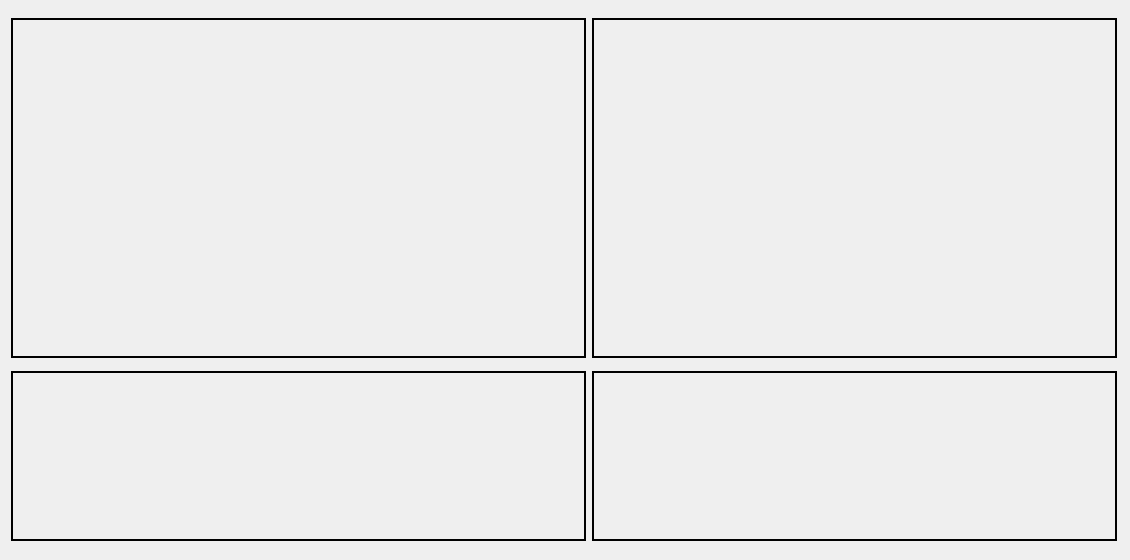
Old version of the form src/ECM_gui/misc_dialogs/widget_profile_parameters.ui in the repository dmherrington/ECM-Control-System.
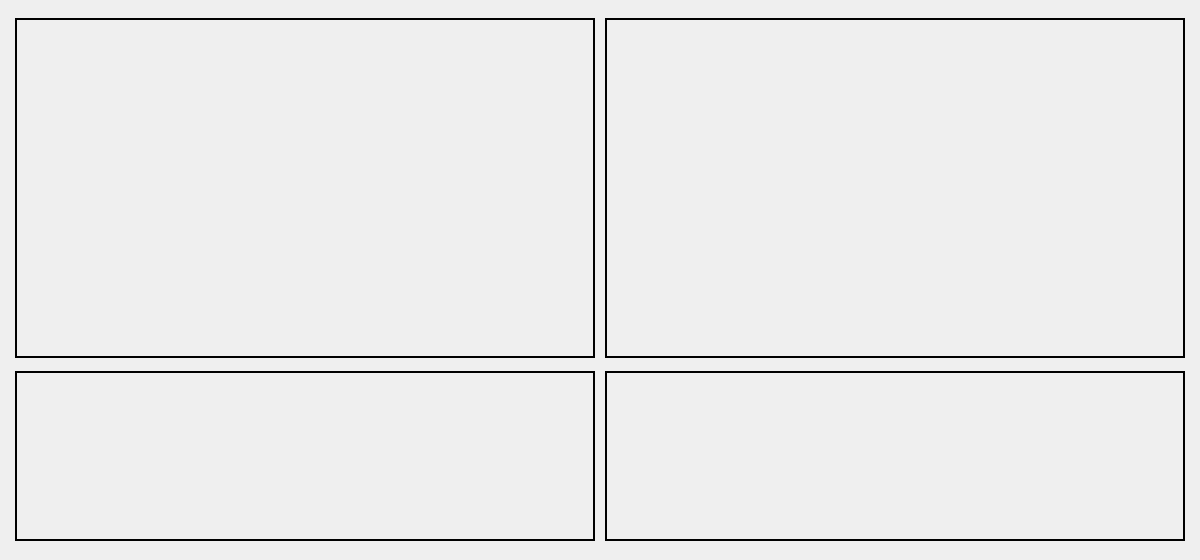
New version of the form.

What changed in the file:
```diff
--- a/src/ECM_gui/misc_dialogs/widget_profile_parameters.ui
+++ b/src/ECM_gui/misc_dialogs/widget_profile_parameters.ui
@@ -6,7 +6,7 @@
    <rect>
     <x>0</x>
     <y>0</y>
-    <width>1130</width>
+    <width>1200</width>
     <height>560</height>
    </rect>
   </property>
@@ -18,7 +18,7 @@
   </property>
   <property name="minimumSize">
    <size>
-    <width>1130</width>
+    <width>1100</width>
     <height>560</height>
    </size>
   </property>
@@ -42,13 +42,13 @@
      </property>
      <property name="minimumSize">
       <size>
-       <width>575</width>
+       <width>580</width>
        <height>340</height>
       </size>
      </property>
      <property name="maximumSize">
       <size>
-       <width>575</width>
+       <width>580</width>
        <height>340</height>
       </size>
      </property>
@@ -90,13 +90,13 @@
      </property>
      <property name="minimumSize">
       <size>
-       <width>525</width>
+       <width>580</width>
        <height>340</height>
       </size>
      </property>
      <property name="maximumSize">
       <size>
-       <width>525</width>
+       <width>580</width>
        <height>340</height>
       </size>
      </property>
@@ -138,13 +138,13 @@
      </property>
      <property name="minimumSize">
       <size>
-       <width>525</width>
+       <width>580</width>
        <height>170</height>
       </size>
      </property>
      <property name="maximumSize">
       <size>
-       <width>575</width>
+       <width>580</width>
        <height>170</height>
       </size>
      </property>
@@ -186,13 +186,13 @@
      </property>
      <property name="minimumSize">
       <size>
-       <width>525</width>
+       <width>580</width>
        <height>170</height>
       </size>
      </property>
      <property name="maximumSize">
       <size>
-       <width>525</width>
+       <width>580</width>
        <height>170</height>
       </size>
      </property>
```
